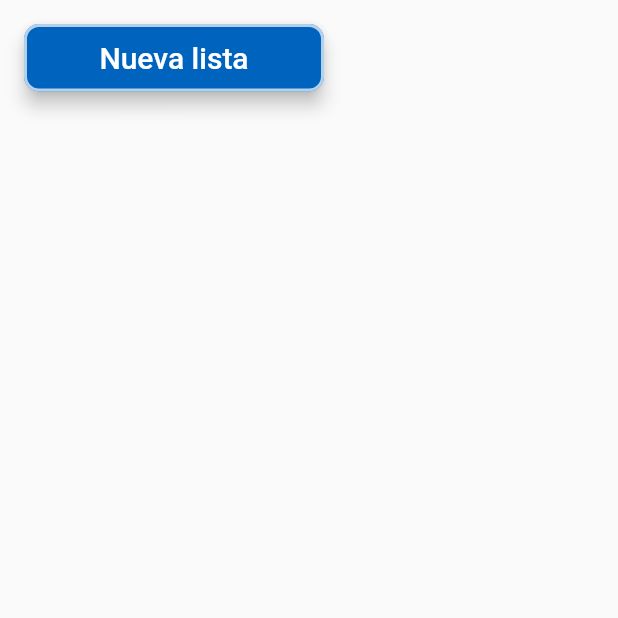
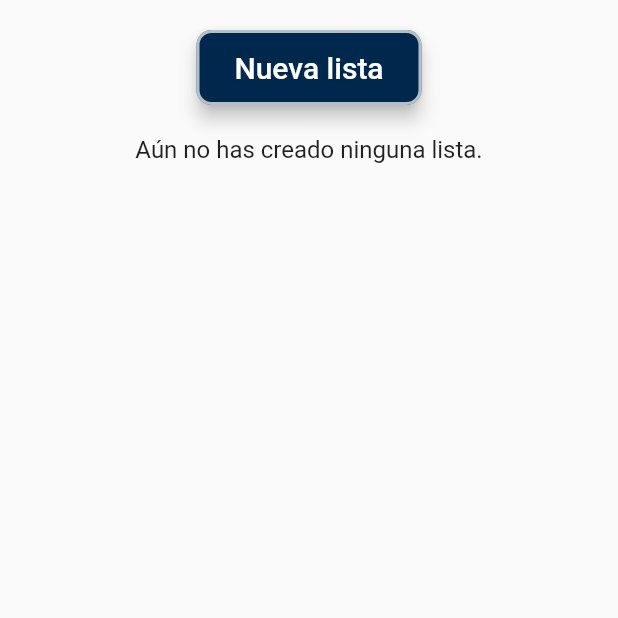
Before and after one commit to pablo1mc315/TFG-GoShopp, a Flutter app: the ListasPersonales screen opened directly, on a phone screen of 412 x 824 dp, the top half of it. Run offline on Flutter 3.47's test engine with Material 2 defaults, Android fonts, the phone set to English and light mode, and no system bars; our stand-ins replace cloud_firestore, email_validator, firebase_auth, firebase_core, google_sign_in, image_picker and 1 more; accounts and stored records are empty.

Commit message:
Create y Read de las listas de la compra de un usuario

```diff
--- a/lib/screens/listas/listas.dart
+++ b/lib/screens/listas/listas.dart
@@ -1,5 +1,8 @@
+import 'package:firebase_auth/firebase_auth.dart';
 import 'package:flutter/material.dart';
+import 'package:goshopp/screens/listas/cada_lista.dart';
 import 'package:goshopp/screens/listas/nueva_lista.dart';
+import 'package:goshopp/services/listas.dart';
 
 class ListasPersonales extends StatefulWidget {
   const ListasPersonales({super.key});
@@ -9,27 +12,32 @@ class ListasPersonales extends StatefulWidget {
 }
 
 class _ListasPersonalesState extends State<ListasPersonales> {
+  final User? usuario = FirebaseAuth.instance.currentUser;
+
   @override
   Widget build(BuildContext context) {
     return Scaffold(
-      body: Padding(
-          padding: const EdgeInsets.all(16),
+      body: Center(
           child: Column(
         children: <Widget>[
           // Botón para crear nuevas listas
-              SizedBox(
-                  height: 45,
-                  width: 200,
+          Padding(
+            padding: const EdgeInsets.all(20),
+            child: SizedBox(
+                height: 50,
+                width: 150,
                 child: ElevatedButton(
-                    onPressed: () {
-                      Navigator.push(
+                  onPressed: () async {
+                    await Navigator.push(
                         context,
                         MaterialPageRoute(
                             builder: (BuildContext context) =>
-                                  const NuevaLista()));
+                                const NuevaLista())).then((value) {
+                      setState(() {});
+                    });
                   },
                   style: ElevatedButton.styleFrom(
-                      backgroundColor: const Color.fromARGB(255, 0, 100, 190),
+                    backgroundColor: const Color.fromARGB(255, 0, 40, 76),
                     elevation: 5,
                     shape: RoundedRectangleBorder(
                       borderRadius: BorderRadius.circular(10.0),
@@ -45,24 +53,32 @@ class _ListasPersonalesState extends State<ListasPersonales> {
                         color: Colors.white,
                       )),
                 )),
+          ),
 
           // Mostramos cada una de las listas del usuario
-              //_mostrarListas(),
+          FutureBuilder(
+              future: getListasCompraUsuario(usuario!.uid),
+              builder: (context, snapshot) {
+                if (snapshot.hasData) {
+                  List<Widget> widgets = [];
+                  for (var lista in snapshot.data!) {
+                    widgets
+                        .add(CadaListaWidget(lista.nombre, lista.descripcion));
+                  }
+                  return Expanded(
+                      child: Padding(
+                    padding: const EdgeInsets.symmetric(horizontal: 30),
+                    child: ListView(shrinkWrap: true, children: widgets),
+                  ));
+                } else {
+                  return const Text(
+                    "Aún no has creado ninguna lista.",
+                    style: TextStyle(fontSize: 16),
+                  );
+                }
+              })
         ],
       )),
     );
   }
-
-  // Widget _mostrarListas() {
-  //   return Expanded(
-  //       child: FirebaseAnimatedList(
-  //     query: widget.listaCompraDB.getListas(),
-  //     itemBuilder: (context, snapshot, animation, index) {
-  //       final json = snapshot.value as Map<dynamic, dynamic>;
-  //       final lista = ListaCompra.fromJson(json);
-
-  //       return CadaListaWidget(lista.nombre, lista.descripcion);
-  //     },
-  //   ));
-  // }
 }
--- a/lib/services/usuarios.dart
+++ b/lib/services/usuarios.dart
@@ -15,8 +15,8 @@ Future<Usuario> getUsuario(String uid) async {
 }
 
 // Función que añade un usuario a la base de datos si no existe en ella
-Future<void> addUsuario(Usuario usuario, String id) async {
-  db.collection('usuarios').doc(id).get().then((user) async {
+Future<void> addUsuario(Usuario usuario, String uid) async {
+  db.collection('usuarios').doc(uid).get().then((user) async {
     if (!user.exists) {
       Map<String, dynamic> datosUsuario = {
         "email": usuario.email,
@@ -25,7 +25,7 @@ Future<void> addUsuario(Usuario usuario, String id) async {
         "listas": usuario.listas
       };
 
-      await db.collection('usuarios').doc(id).set(datosUsuario);
+      await db.collection('usuarios').doc(uid).set(datosUsuario);
     }
   });
 }
```
Also changed, not shown: lib/models/lista_compra.dart (+2 -24 lines), lib/models/producto.dart (+0 -24 lines), lib/screens/listas/cada_lista.dart (added, +63 -0 lines), lib/screens/listas/nueva_lista.dart (+17 -4 lines), lib/services/listas.dart (added, +36 -0 lines), lib/widgets/cada_lista.dart (deleted, +0 -42 lines). Lines whose indentation alone changed are shown as unchanged.
